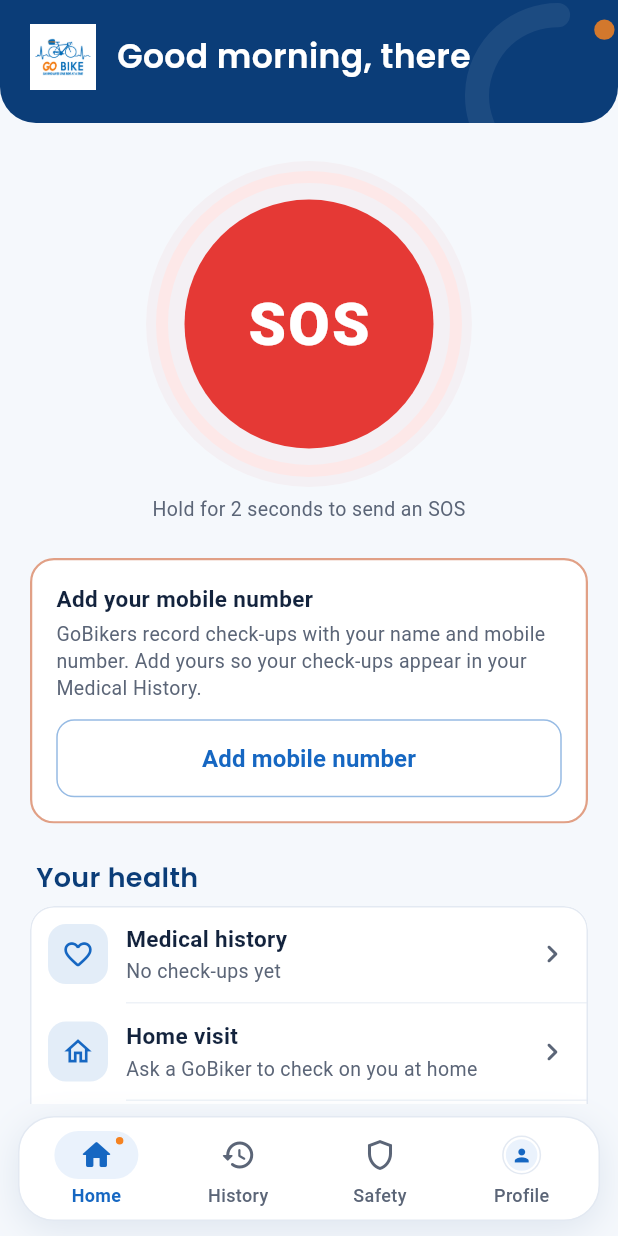
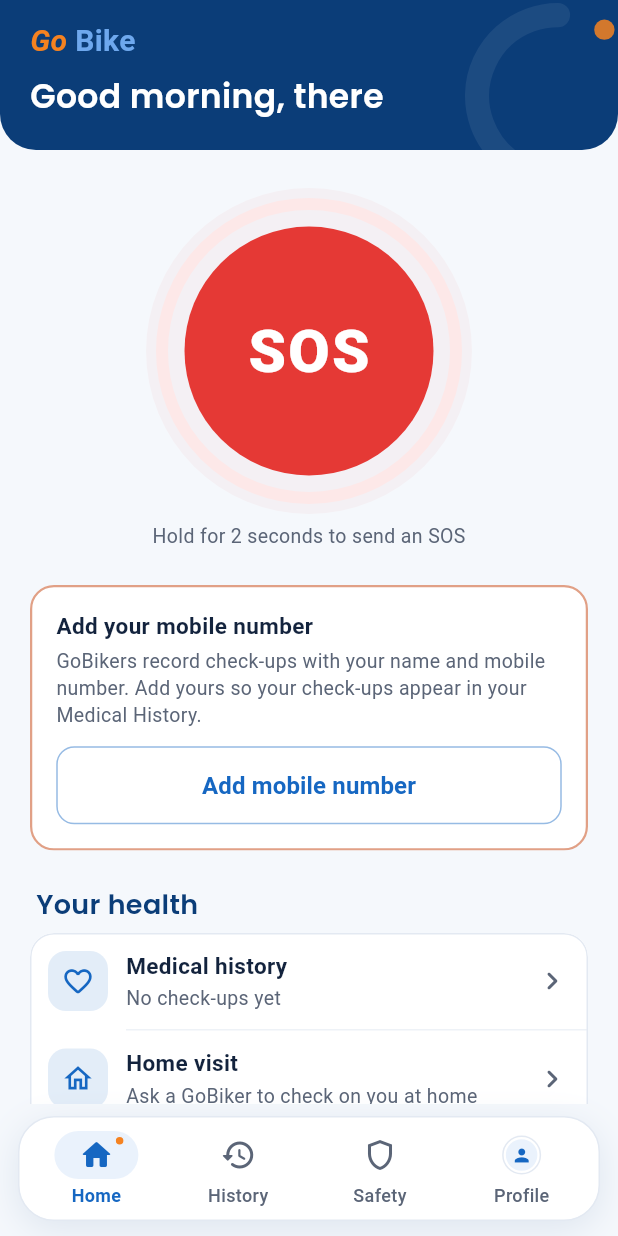
Before and after one commit to localhostJorge/gobikemob, a Flutter app: the ResidentDashboardScreen screen opened directly with empty values, on a phone screen of 412 x 824 dp. Run offline on Flutter 3.47's test engine with Material 3 defaults, Android fonts, the phone set to English and light mode, and no system bars; our stand-ins replace firebase_core, firebase_messaging, flutter_map, flutter_secure_storage, geolocator, google_sign_in and 7 more; missing offline and left inert: crop_your_image, firebase_app_installations; accounts and stored records are empty; network calls fail.

Commit message:
feat(brand): Go Bike logo icons, Go Bike name in home header, logo-colored wordmark
- App, adaptive, monochrome and iOS icons from assets/images/GoBike-icon.png;
  notification icon is the bike silhouette
- Remove the old RondaGo launcher artwork; Android 12 splash icon tile is white
- Home header shows the Go Bike wordmark instead of the logo image
- Wordmark: Go in orange italic, Bike in the logo blue (lighter blue on navy)

```diff
--- a/lib/widgets/brand.dart
+++ b/lib/widgets/brand.dart
@@ -10,8 +10,8 @@ const Color kGoBikeOrange = AppColors.orange;
 
 const String kGoBikeIconAsset = 'assets/images/GoBike-icon.png';
 
-/// The Go Bike app icon: a rounded blue square with the loop, the R and the orange dot.
-/// It is its own background, so it reads the same on light and dark pages.
+/// The Go Bike logo (bike, heartbeat and GO BIKE) on its white square. It is its own
+/// background, so it reads the same on light and dark pages.
 class GoBikeIcon extends StatelessWidget {
   const GoBikeIcon({super.key, this.size = 80});
 
@@ -84,16 +84,22 @@ class GoBikeAbout extends StatelessWidget {
   }
 }
 
-/// "Go Bike" set as in the brand video: "Go" in blue, "Bike" in orange italic, Poppins
-/// bold. In dark mode "Go" turns white so it stays readable.
+/// "Go Bike" set as in the logo: "Go" in orange italic, "Bike" in the logo blue,
+/// Poppins bold, in light and dark mode alike (the logo blue is 3.3:1 on the dark
+/// page, enough for a big bold wordmark).
+///
+/// Only on the navy home band ([onNavy]) does "Bike" take a lighter blue: the logo
+/// blue is 1.9:1 there and all but disappears.
 class GoBikeWordmark extends StatelessWidget {
-  const GoBikeWordmark({super.key, this.fontSize = 32});
+  const GoBikeWordmark({super.key, this.fontSize = 32, this.onNavy = false});
 
   final double fontSize;
 
+  /// Set on the navy home band.
+  final bool onNavy;
+
   @override
   Widget build(BuildContext context) {
-    final dark = Theme.of(context).brightness == Brightness.dark;
     return Text.rich(
       TextSpan(
         style: TextStyle(
@@ -101,13 +107,16 @@ class GoBikeWordmark extends StatelessWidget {
           fontWeight: FontWeight.w700,
           fontSize: fontSize,
           height: 1.15,
-          color: dark ? Colors.white : kGoBikeBlue,
         ),
-        children: const [
-          TextSpan(text: 'Go'),
+        children: [
+          const TextSpan(
+            text: 'Go ',
+            style: TextStyle(fontStyle: FontStyle.italic, color: kGoBikeOrange),
+          ),
           TextSpan(
             text: 'Bike',
-            style: TextStyle(fontStyle: FontStyle.italic, color: kGoBikeOrange),
+            // On navy: the dark palette's brand, the blue lifted so it reads there.
+            style: TextStyle(color: onNavy ? AppPalette.dark.brand : kGoBikeBlue),
           ),
         ],
       ),
--- a/lib/widgets/ronda_hero.dart
+++ b/lib/widgets/ronda_hero.dart
@@ -6,8 +6,8 @@ import 'package:flutter/services.dart';
 import '../screens/patient/app_colors.dart';
 import 'brand.dart';
 
-/// The navy band at the top of both home screens: the Go Bike icon, a greeting and a
-/// line under it, over a faint arc of the logo's loop arrow and its orange dot.
+/// The navy band at the top of both home screens: the "Go Bike" name, a greeting and a
+/// line under it, over a faint arc and an orange dot.
 ///
 /// It runs up under the status bar (whose icons turn light over it) and stays put
 /// while the page below scrolls.
@@ -61,20 +61,12 @@ class RondaHero extends StatelessWidget {
                 child: Column(
                   crossAxisAlignment: CrossAxisAlignment.start,
                   children: [
+                    // The app's name across the top of the band, in the logo's colors.
+                    const GoBikeWordmark(fontSize: 20, onNavy: true),
+                    const SizedBox(height: 12),
                     Row(
                       crossAxisAlignment: CrossAxisAlignment.center,
                       children: [
-                        // The icon is its own blue tile; a hairline keeps it off the navy.
-                        DecoratedBox(
-                          decoration: BoxDecoration(
-                            borderRadius: BorderRadius.circular(12),
-                            border: Border.all(
-                              color: Colors.white.withValues(alpha: 0.18),
-                            ),
-                          ),
-                          child: const GoBikeIcon(size: 44),
-                        ),
-                        const SizedBox(width: 14),
                         Expanded(
                           child: Column(
                             crossAxisAlignment: CrossAxisAlignment.start,
```
Also changed, not shown: pubspec.yaml (+9 -7 lines), assets/launcher/gobike_icon_source.png (deleted), assets/launcher/gobike_logo_foreground.png (added), assets/launcher/icon_foreground.png (deleted), assets/launcher/icon_rounded.png (deleted), assets/launcher/icon_square.png (deleted), 45 other files.
